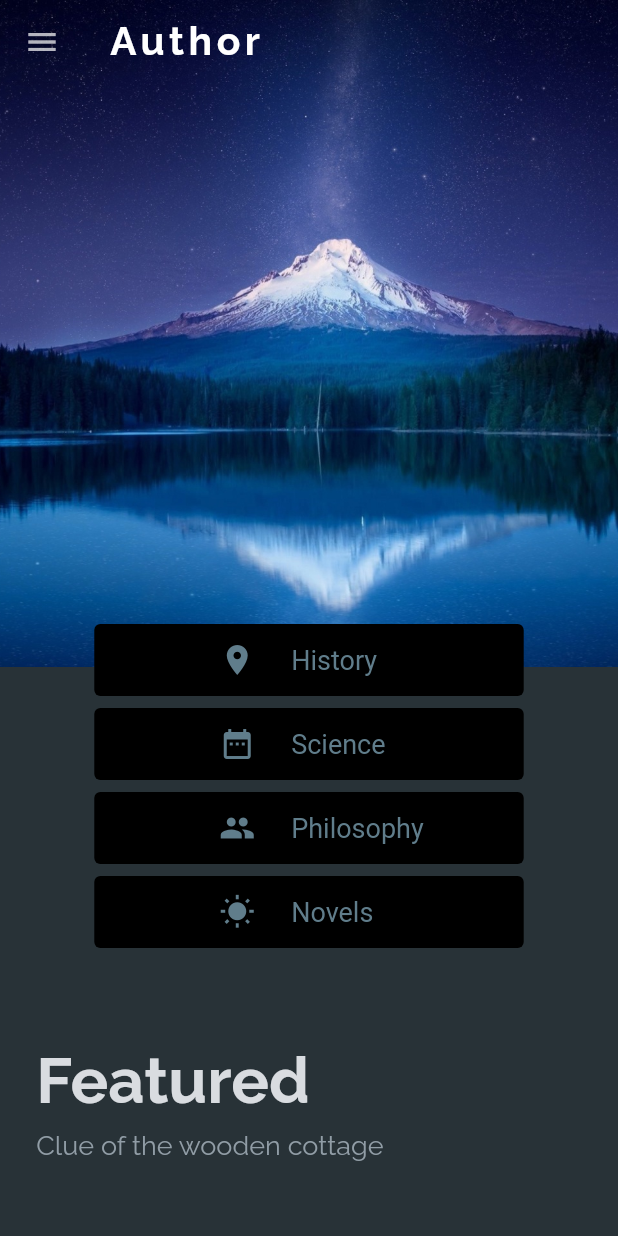
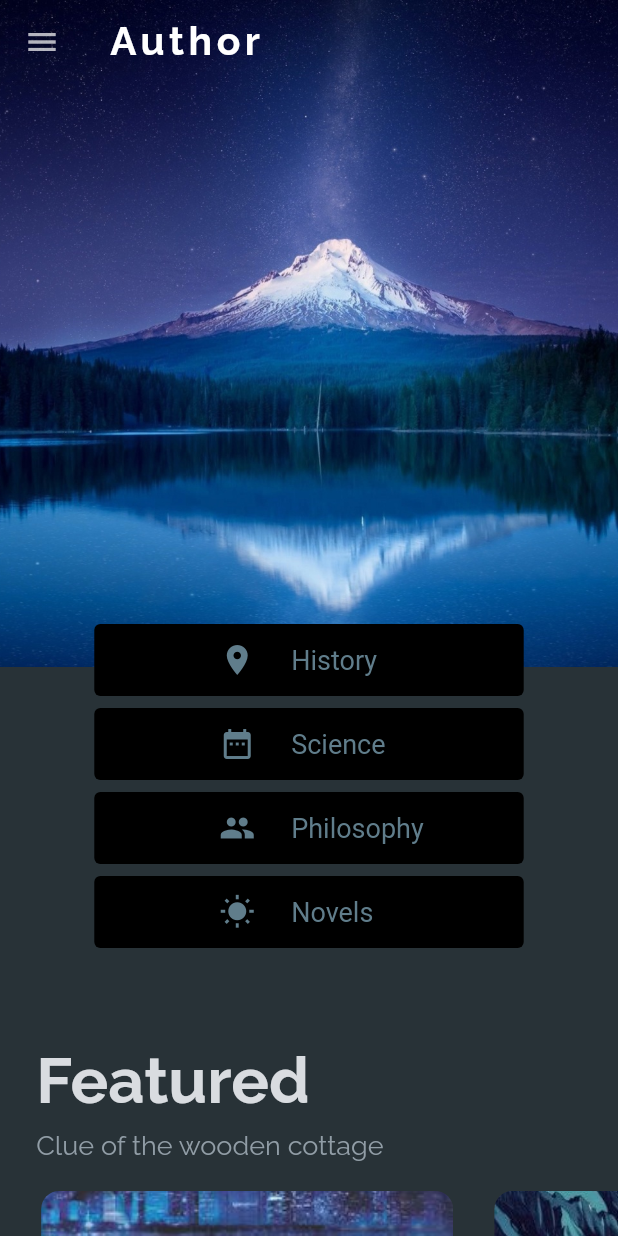
Before and after one commit to kritbovorn/Sample_web_flutter, a Flutter app: the screen it shows after launch, on a phone screen of 412 x 824 dp. Run offline on Flutter 3.47's test engine with Material 2 defaults, Android fonts, the phone set to English and light mode, and no system bars; our stand-ins replace carousel_slider, google_fonts.

Commit message:
1:56:05 - Finish Slide Image

```diff
--- a/lib/mobile/tiles_mobile.dart
+++ b/lib/mobile/tiles_mobile.dart
@@ -35,7 +35,7 @@ class TilesMobile extends StatelessWidget {
                     height: screenSize.width / 2.5,
                     width: screenSize.width / 1.5,
                     child: ClipRRect(
-                      borderRadius: BorderRadius.circular(5.0),
+                      borderRadius: BorderRadius.circular(12.0),
                       child: Image.asset(
                         assets[pageIndex],
                         fit: BoxFit.cover,
--- a/lib/widgets/featured_heading.dart
+++ b/lib/widgets/featured_heading.dart
@@ -9,7 +9,7 @@ class FeaturedHeading extends StatelessWidget {
   @override
   Widget build(BuildContext context) {
     return Padding(
-      padding: const EdgeInsets.only(top: 60, bottom: 60),
+      padding: const EdgeInsets.only(top: 60, bottom: 20),
       child: screenSize.width < 600
           ? Row(
             children: [
```
